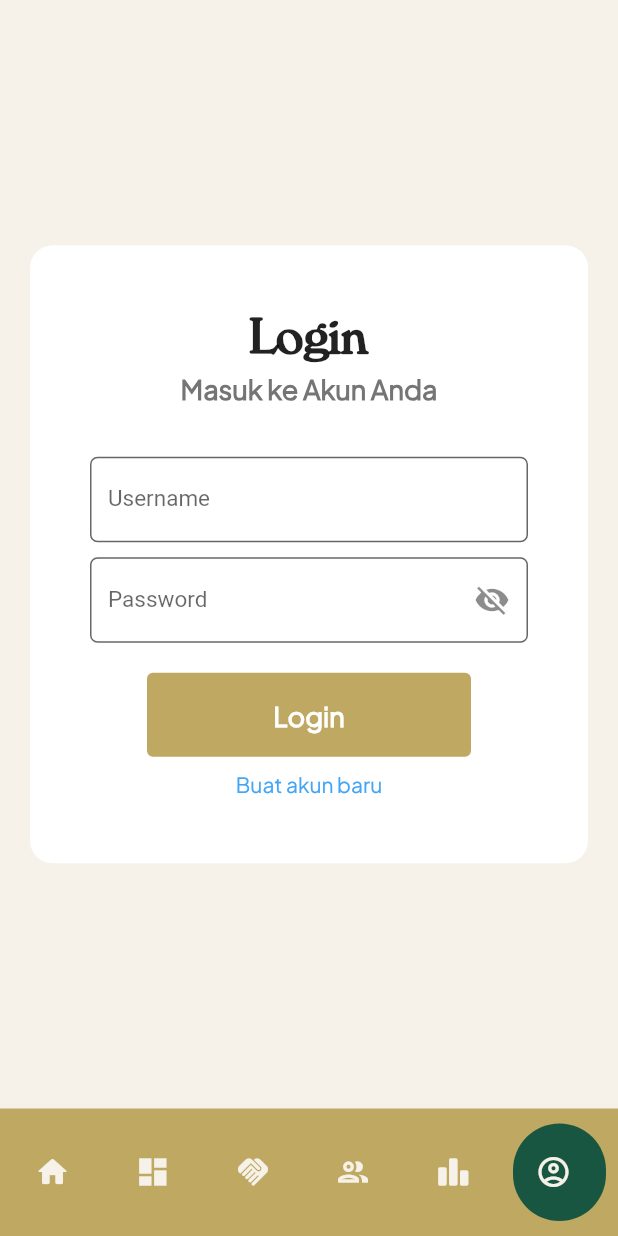
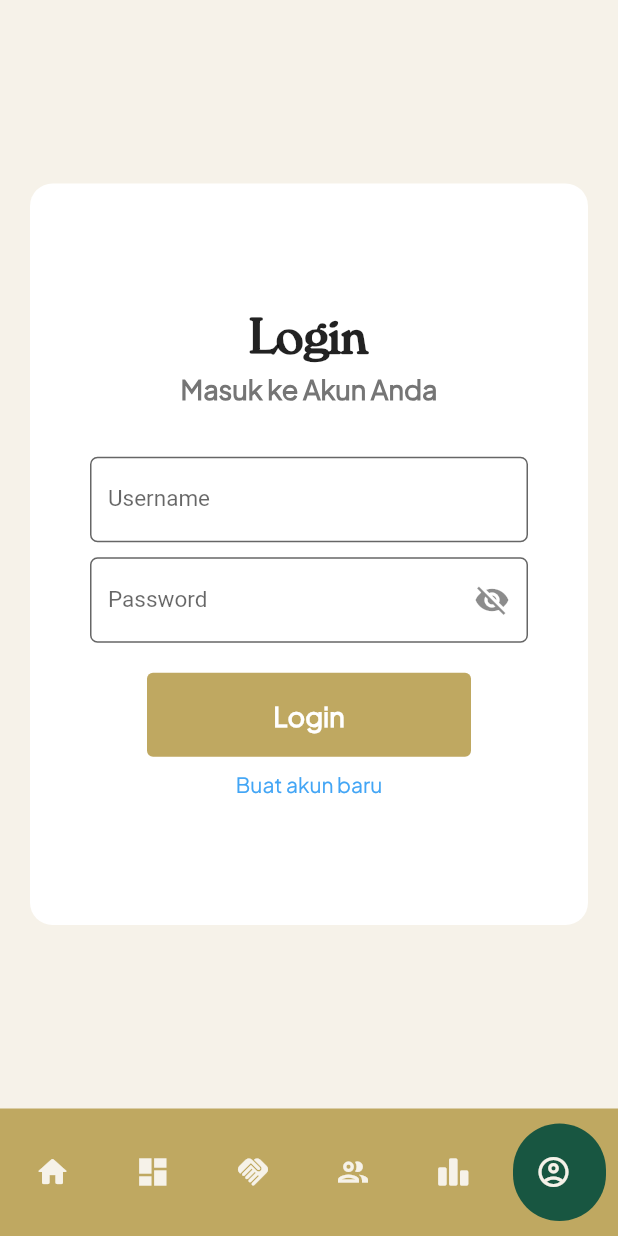
Before and after one commit to D10-PBP/Proyek-Akhir-Semester, a Flutter app: the screen it shows after launch, item 6 of the bottom bar chosen, on a phone screen of 412 x 824 dp. Run offline on Flutter 3.47's test engine with Material 2 defaults, Android fonts, the phone set to English and light mode, and no system bars; drawn by our look-alikes of google_nav_bar; missing offline and left inert: pbp_django_auth; accounts and stored records are empty; Roboto replaces fonts that are missing (PlusJakarta').

Commit message:
Fix login container height

```diff
--- a/lib/fitur_autentikasi/pages/profile.dart
+++ b/lib/fitur_autentikasi/pages/profile.dart
@@ -160,7 +160,7 @@ class ProfileLogin extends StatelessWidget {
       margin: const EdgeInsets.all(20),
       padding: const EdgeInsets.only(top: 40, bottom: 40, left: 40, right: 40),
       width: (currentWidth > 500) ? 500 : double.infinity,
-      height: currentHeight * 5 / 10,
+      height: currentHeight * 6 / 10,
       alignment: Alignment.center,
       decoration: BoxDecoration(
           borderRadius: BorderRadius.circular(15.0), color: ThemeColor.white),
```
